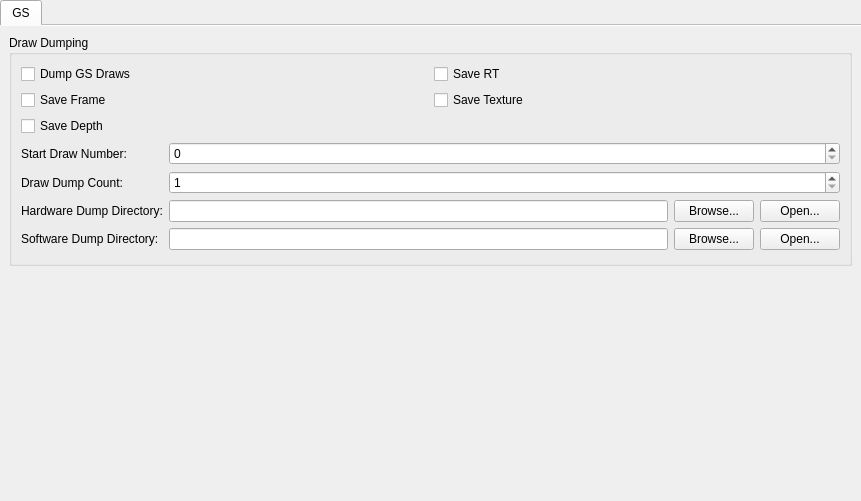
This is pcsx2-qt/Settings/DebugSettingsWidget.ui in PCSX2/pcsx2 as Qt 5 draws it before an edit. The edited form follows.
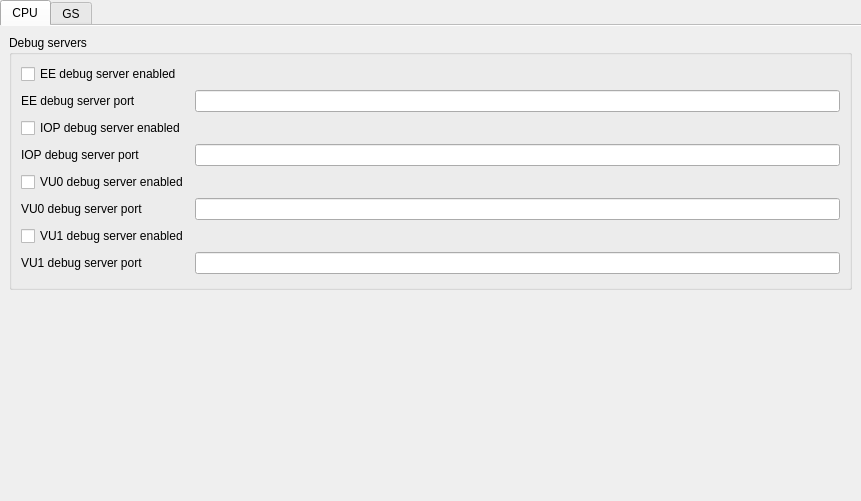
This is the edited form.

Commit message: Debugger: VMManager edits

```diff
--- a/pcsx2-qt/Settings/DebugSettingsWidget.ui
+++ b/pcsx2-qt/Settings/DebugSettingsWidget.ui
@@ -34,6 +34,118 @@
      <property name="documentMode">
       <bool>true</bool>
      </property>
+     <widget class="QWidget" name="cpuTabWidget">
+	  <attribute name="title">
+       <string>CPU</string>
+      </attribute>
+      <layout class="QVBoxLayout" name="verticalLayout_4">
+	   <item>
+		   <widget class="QGroupBox" name="cpuGroupBox">
+			   <property name="title">
+			    <string>Debug servers</string>
+			   </property>
+			   <layout class="QFormLayout" name="cpuFormLayout">
+				<item row="0" column="0">
+				 <widget class="QCheckBox" name="EEDebugServerEnabled">
+				  <property name="text">
+				   <string>EE debug server enabled</string>
+				  </property>
+				 </widget>
+				</item>				   
+				<item row="1" column="0">
+				 <widget class="QLabel" name="EEDebugServerSlotText">
+				  <property name="text">
+				   <string>EE debug server port</string>
+				  </property>
+				 </widget>
+				</item>
+			    <item row="1" column="1">
+			     <widget class="QLineEdit" name="EEDebugServerSlot">
+                    <property name="sizePolicy">
+                     <sizepolicy hsizetype="Minimum" vsizetype="Fixed">
+                      <horstretch>0</horstretch>
+                      <verstretch>0</verstretch>
+                     </sizepolicy>
+                    </property>
+                  </widget>
+			   </item>
+			    <item row="2" column="0">
+				 <widget class="QCheckBox" name="IOPDebugServerEnabled">
+				  <property name="text">
+				   <string>IOP debug server enabled</string>
+				  </property>
+				 </widget>
+				</item>				   
+				<item row="3" column="0">
+				 <widget class="QLabel" name="IOPDebugServerSlotText">
+				  <property name="text">
+				   <string>IOP debug server port</string>
+				  </property>
+				 </widget>
+				</item>
+			    <item row="3" column="1">
+			     <widget class="QLineEdit" name="IOPDebugServerSlot">
+                    <property name="sizePolicy">
+                     <sizepolicy hsizetype="Minimum" vsizetype="Fixed">
+                      <horstretch>0</horstretch>
+                      <verstretch>0</verstretch>
+                     </sizepolicy>
+                    </property>
+                  </widget>
+			    </item>
+				<item row="4" column="0">
+				 <widget class="QCheckBox" name="VU0DebugServerEnabled">
+				  <property name="text">
+				   <string>VU0 debug server enabled</string>
+				  </property>
+				 </widget>
+				</item>				   
+				<item row="5" column="0">
+				 <widget class="QLabel" name="VU0DebugServerSlotText">
+				  <property name="text">
+				   <string>VU0 debug server port</string>
+				  </property>
+				 </widget>
+				</item>
+			    <item row="5" column="1">
+			     <widget class="QLineEdit" name="VU0DebugServerSlot">
+                    <property name="sizePolicy">
+                     <sizepolicy hsizetype="Minimum" vsizetype="Fixed">
+                      <horstretch>0</horstretch>
+                      <verstretch>0</verstretch>
+                     </sizepolicy>
+                    </property>
+                  </widget>
+			    </item>
+				<item row="6" column="0">
+				 <widget class="QCheckBox" name="VU1DebugServerEnabled">
+				  <property name="text">
+				   <string>VU1 debug server enabled</string>
+				  </property>
+				 </widget>
+				</item>				   
+				<item row="7" column="0">
+				 <widget class="QLabel" name="VU1DebugServerSlotText">
+				  <property name="text">
+				   <string>VU1 debug server port</string>
+				  </property>
+				 </widget>
+				</item>
+			    <item row="7" column="1">
+			     <widget class="QLineEdit" name="VU1DebugServerSlot">
+                    <property name="sizePolicy">
+                     <sizepolicy hsizetype="Minimum" vsizetype="Fixed">
+                      <horstretch>0</horstretch>
+                      <verstretch>0</verstretch>
+                     </sizepolicy>
+                    </property>
+                  </widget>
+			    </item>
+		      </layout>
+		   </widget>
+	   </item>
+      </layout>
+     </widget>
      <widget class="QWidget" name="gsTabWidget">
       <attribute name="title">
        <string>GS</string>
```
The commit also changes 8 other files.
